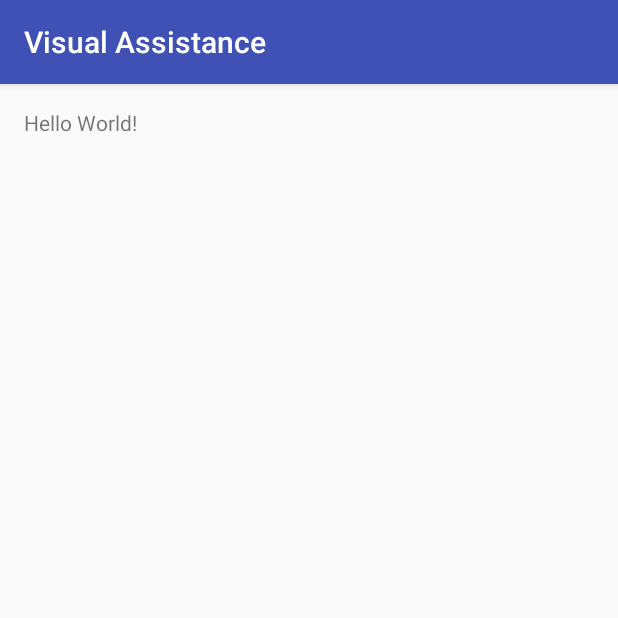
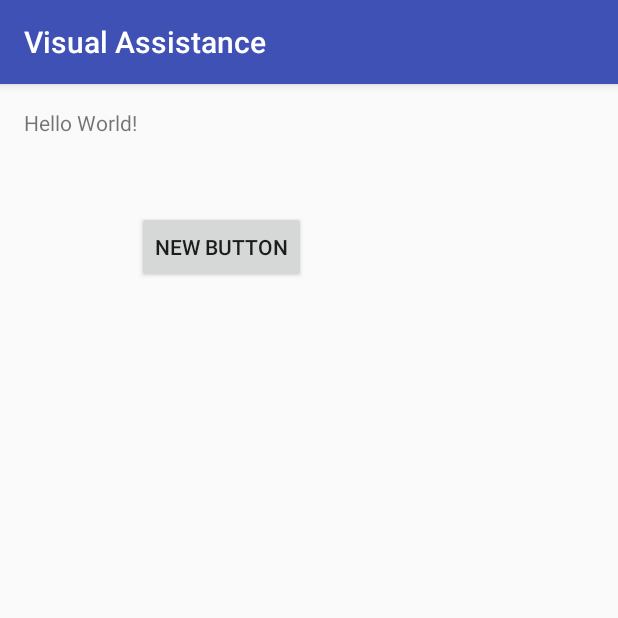
Before and after one commit to rafayTanzeel/WICS-WEG-HACKATHON, an Android app: the screen it shows after launch (MainActivity), on a phone screen of 412 x 824 dp, the top half of it. Run offline under Robolectric (Android 15) with nearby library versions, the phone set to English and light mode, and no system bars.

Commit message:
Added TextToVoice code

```diff
--- a/VisualAssistance/app/src/main/java/com/example/rafay/visualassistance/MainActivity.java
+++ b/VisualAssistance/app/src/main/java/com/example/rafay/visualassistance/MainActivity.java
@@ -1,13 +1,67 @@
 package com.example.rafay.visualassistance;
 
+import android.speech.tts.TextToSpeech;
 import android.support.v7.app.AppCompatActivity;
 import android.os.Bundle;
+import android.view.View;
+import android.widget.Button;
+import android.widget.Toast;
+
+import java.util.Locale;
 
 public class MainActivity extends AppCompatActivity {
-
+    private TextToSpeech ttsobj;
+    private int result;
     @Override
     protected void onCreate(Bundle savedInstanceState) {
         super.onCreate(savedInstanceState);
         setContentView(R.layout.activity_main);
+        ttsobj=new TextToSpeech(this, new TextToSpeech.OnInitListener() {
+            @Override
+            public void onInit(int status) {
+                if(status==TextToSpeech.SUCCESS){
+                    result=ttsobj.setLanguage(Locale.UK);
+                }
+                else{
+                    Toast.makeText(getApplicationContext(), "Feature Not Supported", Toast.LENGTH_SHORT).show();
+
+
+                }
+
+
+
+
+            }
+        }
+        );
+
+        Button b=(Button) findViewById(R.id.voiceOutputer);
+        b.setOnClickListener(
+                new View.OnClickListener() {
+                    @Override
+                    public void onClick(View v) {
+                        if (result == TextToSpeech.LANG_NOT_SUPPORTED || result == TextToSpeech.LANG_MISSING_DATA) {
+
+                            Toast.makeText(getApplicationContext(), "Feature Not Supported", Toast.LENGTH_SHORT).show();
+
+                        } else {
+                            ttsobj.speak("Hello", TextToSpeech.QUEUE_FLUSH, null);
+
+                        }
+                    }
+                }
+        );
+
+
+
+
     }
+
+    @Override
+    protected void onDestroy() {
+        super.onDestroy();
+        ttsobj.stop();
+        ttsobj.shutdown();
+    }
+
 }
--- a/VisualAssistance/app/src/main/res/layout/activity_main.xml
+++ b/VisualAssistance/app/src/main/res/layout/activity_main.xml
@@ -7,5 +7,16 @@
     android:paddingBottom="@dimen/activity_vertical_margin" tools:context=".MainActivity">
 
     <TextView android:text="Hello World!" android:layout_width="wrap_content"
-        android:layout_height="wrap_content" />
+        android:layout_height="wrap_content"
+        android:id="@+id/textView" />
+
+    <Button
+        android:layout_width="wrap_content"
+        android:layout_height="wrap_content"
+        android:text="New Button"
+        android:id="@+id/voiceOutputer"
+        android:layout_below="@+id/textView"
+        android:layout_toRightOf="@+id/textView"
+        android:layout_toEndOf="@+id/textView"
+        android:layout_marginTop="49dp"/>
 </RelativeLayout>
```
